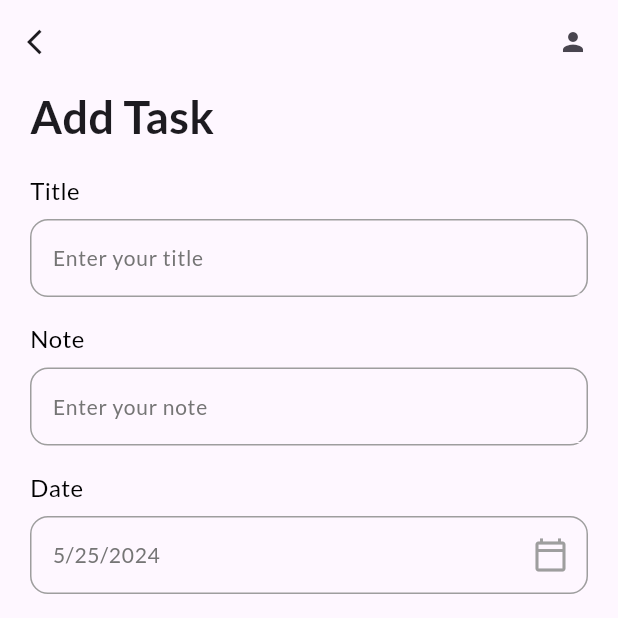
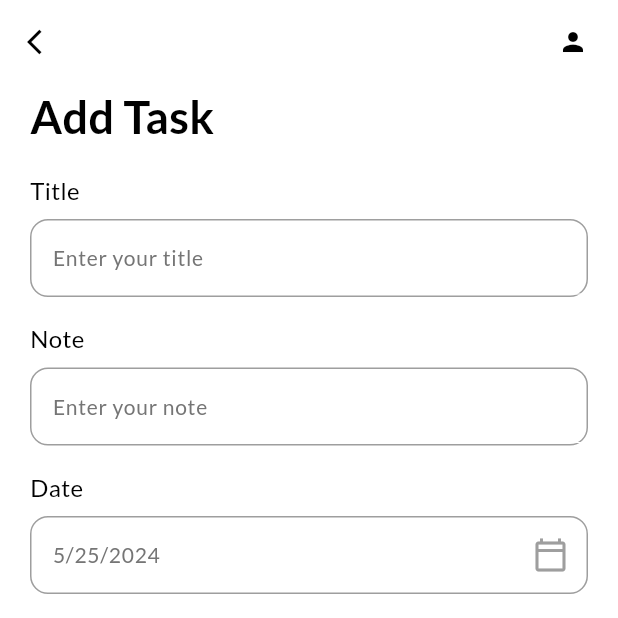
Before and after one commit to Mahdi-Khorasani/to_do_app_1, a Flutter app: the screen it shows after launch, after a tap on "+ add Task", on a phone screen of 412 x 824 dp, the top half of it. Run offline on Flutter 3.47's test engine with Material 3 defaults, Android fonts, the phone set to English and light mode, and no system bars; our stand-ins replace date_picker_timeline, flutter_local_notifications, flutter_native_timezone, flutter_staggered_animations, get, get_storage and 3 more; accounts and stored records are empty.

Commit message:
the final commit until now 5/25/2024changed all background color to colorscheme and Colors.white

```diff
--- a/lib/services/notification_services.dart
+++ b/lib/services/notification_services.dart
@@ -61,7 +61,6 @@ class NotifyHelper{
         const NotificationDetails(
             android: AndroidNotificationDetails('your channel id',
                 'your channel name', )),
-        androidAllowWhileIdle: true,
         uiLocalNotificationDateInterpretation:
         UILocalNotificationDateInterpretation.absoluteTime,
         matchDateTimeComponents: DateTimeComponents.time,
--- a/lib/ui/theme.dart
+++ b/lib/ui/theme.dart
@@ -13,13 +13,15 @@ Color darkHeaderClr = Color(0xFF424242);
 class Themes{
 
 static final light= ThemeData(
-  backgroundColor: Colors.white,
+    colorScheme: ColorScheme.light(),
   primaryColor: primaryClr,
   brightness: Brightness.light
   );
 
+
+
   static final dark = ThemeData(
-    backgroundColor: darkGreyClr,
+      colorScheme: ColorScheme.dark(),
   primaryColor: darkGreyClr,
   brightness: Brightness.dark
 
--- a/lib/ui/widgets/add_task_bar.dart
+++ b/lib/ui/widgets/add_task_bar.dart
@@ -42,7 +42,7 @@ class _AddTaskPageState extends State<AddTaskPage> {
   @override
   Widget build(BuildContext context) {
     return Scaffold(
-      backgroundColor: context.theme.backgroundColor,
+      backgroundColor: Colors.white,
       appBar: _appBar(context),
       body: Container(
         padding: const EdgeInsets.only(left: 20, right: 20),
@@ -231,7 +231,7 @@ class _AddTaskPageState extends State<AddTaskPage> {
   _appBar(BuildContext context){
     return AppBar(
       elevation: 0,
-      backgroundColor: context.theme.backgroundColor,
+      backgroundColor: Colors.white,
       leading: GestureDetector(
         onTap: (){
             Get.back();
--- a/lib/ui/widgets/home_page.dart
+++ b/lib/ui/widgets/home_page.dart
@@ -37,7 +37,7 @@ class _HomePageState extends State<HomePage> {
   Widget build(BuildContext context) {
     return Scaffold(
       appBar: _appBar (),
-      backgroundColor: context.theme.backgroundColor,
+      backgroundColor: Colors.white,
       body: Column(
         children: [
           _addTaskBar(),
--- a/lib/ui/widgets/input_field.dart
+++ b/lib/ui/widgets/input_field.dart
@@ -53,13 +53,13 @@ class MyInputField extends StatelessWidget {
                           hintStyle: subTitleStyle,
                           focusedBorder: UnderlineInputBorder(
                             borderSide: BorderSide(
-                              color:context.theme.backgroundColor,
+                              color: Colors.white,
                               width: 0
                             )
                           ),
                             enabledBorder: UnderlineInputBorder(
                                  borderSide: BorderSide(
-                                    color:context.theme.backgroundColor,
+                                    color:Colors.white,
                                      width: 0
                         )
               )
```
Also changed, not shown: pubspec.lock.
